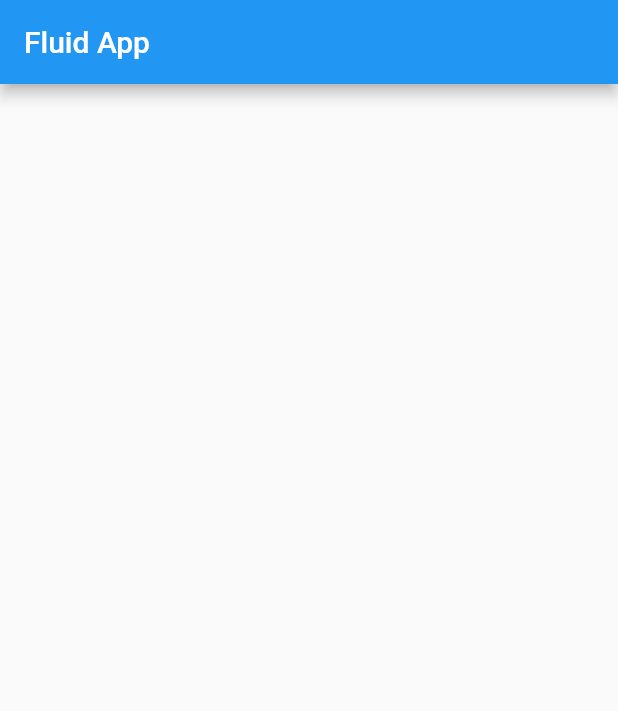
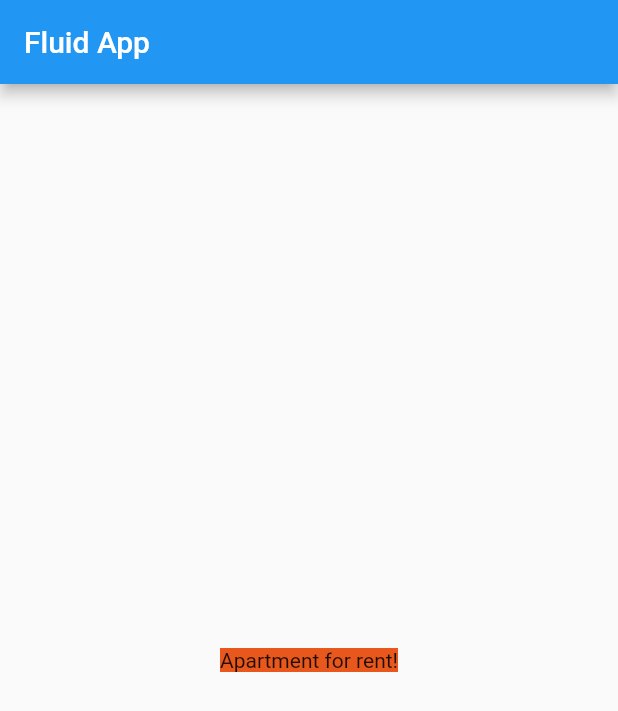
Before and after one commit to BaranMichal25/fluid_app, a Flutter app: the screen it shows after launch, on a phone screen of 412 x 824 dp. Shown: the top 711 px of the screen. Run offline on Flutter 3.47's test engine with Material 2 defaults, Android fonts, the phone set to English and light mode, and no system bars; missing offline and left inert: aeyrium_sensor.

Commit message:
Created Rotating widget and added sample screen

```diff
--- a/lib/home_page.dart
+++ b/lib/home_page.dart
@@ -1,13 +1,19 @@
+import 'package:fluid_app/rotating.dart';
 import 'package:flutter/material.dart';
 
 class HomePage extends StatelessWidget {
   @override
   Widget build(BuildContext context) {
-    return Scaffold(
-      appBar: AppBar(
-        title: Text('Fluid App'),
+    return Rotating(
+      child: Scaffold(
+        appBar: AppBar(title: Text('Fluid App')),
+        body: Center(
+          child: Container(
+            color: const Color(0xFFE8581C),
+            child: const Text('Apartment for rent!'),
+          ),
+        ),
       ),
-      body: Container(),
     );
   }
 }
--- /dev/null
+++ b/lib/rotating.dart
@@ -0,0 +1,48 @@
+import 'dart:math';
+
+import 'package:aeyrium_sensor/aeyrium_sensor.dart';
+import 'package:flutter/widgets.dart';
+
+class Rotating extends StatefulWidget {
+  final Widget child;
+
+  const Rotating({this.child});
+
+  @override
+  _RotatingState createState() => _RotatingState();
+}
+
+class _RotatingState extends State<Rotating> {
+  static const _rad90 = 90.0 * pi / 180.0;
+  double _angle = 0.0;
+
+  @override
+  void initState() {
+    AeyriumSensor.sensorEvents.listen((SensorEvent event) {
+      final newAngle = (event.roll * 1000).truncate() / 1000.0;
+      if ((_angle - newAngle).abs() > 0.01) {
+        setState(() {
+          _angle = newAngle;
+        });
+      }
+    });
+    super.initState();
+  }
+
+  @override
+  Widget build(BuildContext context) {
+    final media = MediaQuery.of(context);
+    final width = (media.size.width * sin(_rad90 - _angle).abs()) + (media.size.height * sin(_angle).abs());
+    final height = (media.size.height * sin(_rad90 - _angle).abs()) + (media.size.width * sin(_angle).abs());
+    return Transform.rotate(
+      angle: _angle,
+      child: OverflowBox(
+        minWidth: width,
+        maxWidth: width,
+        minHeight: height,
+        maxHeight: height,
+        child: widget.child,
+      ),
+    );
+  }
+}
--- a/pubspec.yaml
+++ b/pubspec.yaml
@@ -9,8 +9,7 @@ environment:
 dependencies:
   flutter:
     sdk: flutter
-  provider: 4.0.4
-  sensors: 0.4.1+7
+  aeyrium_sensor: 1.0.7
 
 dev_dependencies:
   pedantic: 1.9.0
```
Also changed, not shown: 3 other files.
